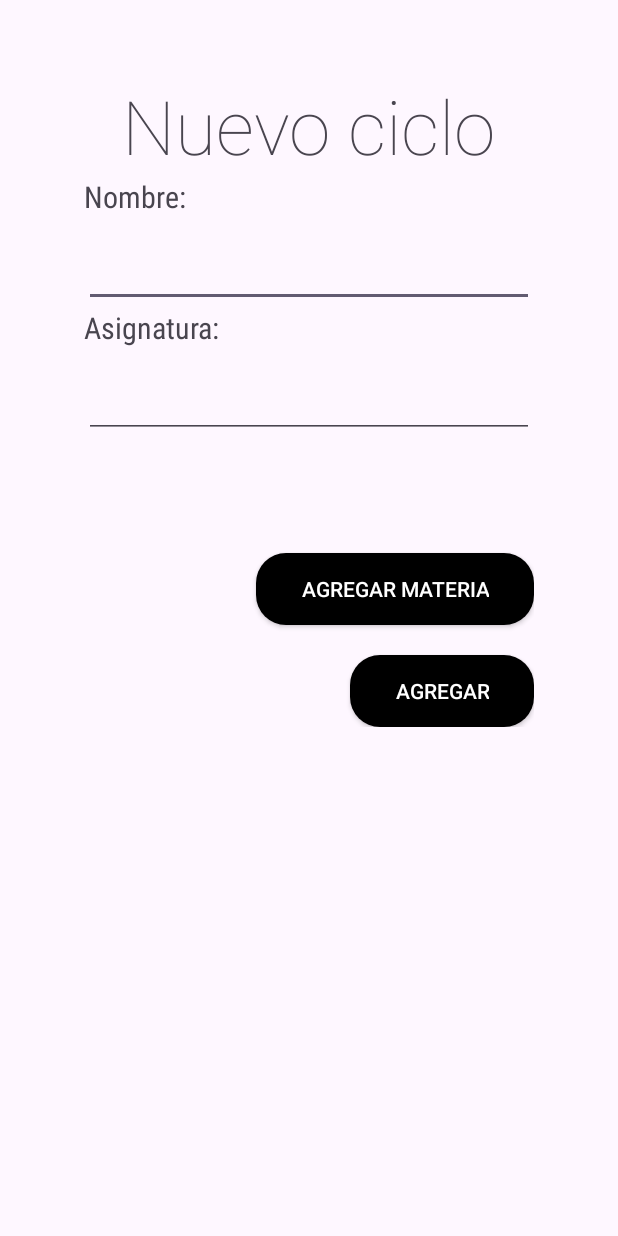
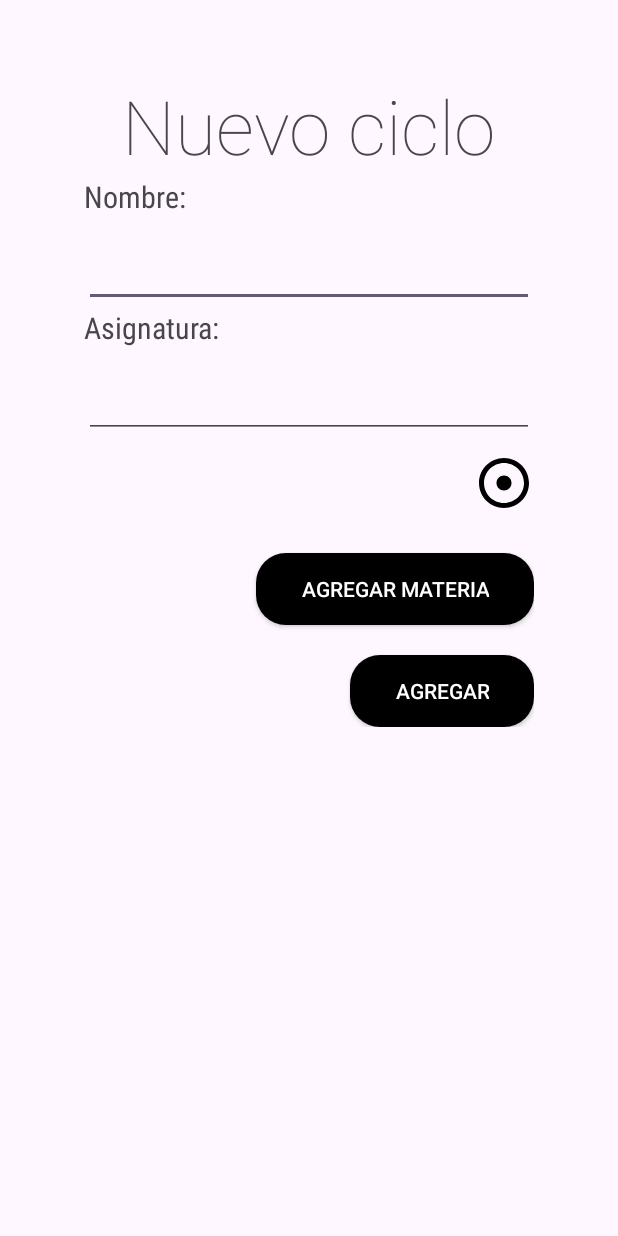
Before and after one commit to MarkiHub/Equipo5_proyectoFinal, an Android app built with Jetpack Compose: the NuevoCicloActivity screen opened directly, with no data from a screen before it, after a tap on "AGREGAR MATERIA", on a phone screen of 412 x 824 dp. Run offline under Robolectric (Android 15) with nearby library versions, the phone set to English and light mode, and no system bars.

```diff
--- a/Equipo5_proyectoFinal/app/src/main/java/lopez/marcos/equipo5_proyectofinal/NuevoCicloActivity.kt
+++ b/Equipo5_proyectoFinal/app/src/main/java/lopez/marcos/equipo5_proyectofinal/NuevoCicloActivity.kt
@@ -53,15 +53,19 @@ class NuevoCicloActivity : ComponentActivity() {
 
         class MyViewHolder(itemView: View) : RecyclerView.ViewHolder(itemView) {
             val textView: TextView = itemView.findViewById(R.id.textView)
+            val deleteButton: Button = itemView.findViewById(R.id.eliminar)
         }
 
         override fun onCreateViewHolder(parent: ViewGroup, viewType: Int): MyViewHolder {
-            val view = LayoutInflater.from(parent.context).inflate(R.layout.item_view, parent, false)
+            val view = LayoutInflater.from(parent.context).inflate(R.layout.item_view2, parent, false)
             return MyViewHolder(view)
         }
 
         override fun onBindViewHolder(holder: MyViewHolder, position: Int) {
             holder.textView.text = itemList[position]
+            holder.deleteButton.setOnClickListener {
+                removeItem(position)
+            }
         }
 
         override fun getItemCount(): Int {
@@ -72,5 +76,13 @@ class NuevoCicloActivity : ComponentActivity() {
             itemList.add(item)
             notifyItemInserted(itemList.size - 1)
         }
+
+        private fun removeItem(position: Int) {
+            if (position >= 0 && position < itemList.size) {
+                itemList.removeAt(position)
+                notifyItemRemoved(position)
+                notifyItemRangeChanged(position, itemList.size)
+            }
+        }
     }
 }
--- /dev/null
+++ b/Equipo5_proyectoFinal/app/src/main/res/drawable/baseline_adjust_24.xml
@@ -0,0 +1,5 @@
+<vector xmlns:android="http://schemas.android.com/apk/res/android" android:height="24dp" android:tint="#000000" android:viewportHeight="24" android:viewportWidth="24" android:width="24dp">
+
+    <path android:fillColor="@android:color/white" android:pathData="M12,2C6.49,2 2,6.49 2,12s4.49,10 10,10 10,-4.49 10,-10S17.51,2 12,2zM12,20c-4.41,0 -8,-3.59 -8,-8s3.59,-8 8,-8 8,3.59 8,8 -3.59,8 -8,8zM15,12c0,1.66 -1.34,3 -3,3s-3,-1.34 -3,-3 1.34,-3 3,-3 3,1.34 3,3z"/>
+
+</vector>
--- /dev/null
+++ b/Equipo5_proyectoFinal/app/src/main/res/layout/item_view2.xml
@@ -0,0 +1,21 @@
+<?xml version="1.0" encoding="utf-8"?>
+<GridLayout xmlns:android="http://schemas.android.com/apk/res/android"
+    android:layout_width="match_parent"
+    android:layout_height="wrap_content">
+    <TextView
+        android:id="@+id/textView"
+        android:layout_width="wrap_content"
+        android:layout_height="wrap_content"
+        android:padding="16dp"
+        android:textSize="18sp"
+        android:layout_gravity="left"
+
+        />
+    <Button
+        android:id="@+id/eliminar"
+        android:background="@drawable/baseline_adjust_24"
+        android:layout_width="40dp"
+        android:layout_height="40dp"
+        android:layout_gravity="right"
+        />
+</GridLayout>
```
Also changed, not shown: Equipo5_proyectoFinal/app/src/main/res/layout/item_view.xml (+11 -6 lines).
